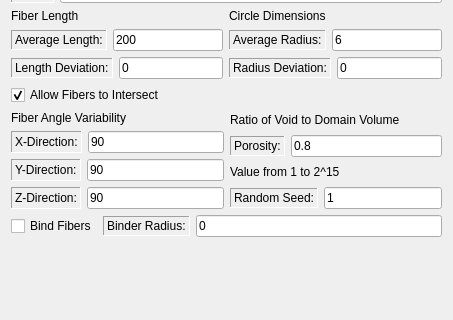
Old version of the form gui/src/Generate/randomfiberstraightcircle.ui in the repository nasa/puma; both pictures show x 0 to 453 and y 155 to 475 of the 453 by 639 pixel window.
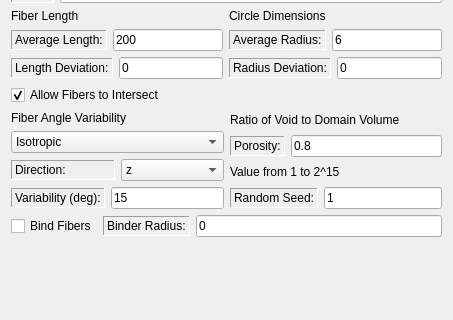
New version of the form.

Commit message: modified inputs to include isotropic, transverse isotropic, and 1d generation for the random fiber generator

Patch:
```diff
--- a/gui/src/Generate/randomfiberstraightcircle.ui
+++ b/gui/src/Generate/randomfiberstraightcircle.ui
@@ -377,7 +377,7 @@
     </widget>
    </item>
    <item>
-    <layout class="QHBoxLayout" name="horizontalLayout_14">
+    <layout class="QHBoxLayout" name="horizontalLayout_10">
      <item>
       <layout class="QVBoxLayout" name="verticalLayout_4">
        <item alignment="Qt::AlignBottom">
@@ -396,10 +396,35 @@
          </property>
         </widget>
        </item>
+       <item>
+        <widget class="QComboBox" name="angle_combo">
+         <item>
+          <property name="text">
+           <string>Isotropic</string>
+          </property>
+         </item>
+         <item>
+          <property name="text">
+           <string>Transverse Isotropic</string>
+          </property>
+         </item>
+         <item>
+          <property name="text">
+           <string>1D</string>
+          </property>
+         </item>
+        </widget>
+       </item>
        <item>
         <layout class="QHBoxLayout" name="horizontalLayout_8">
          <item>
-          <widget class="QLabel" name="xDirLabel">
+          <widget class="QLabel" name="direction_label">
+           <property name="maximumSize">
+            <size>
+             <width>16777215</width>
+             <height>20</height>
+            </size>
+           </property>
            <property name="styleSheet">
             <string notr="true">font: 10pt &quot;Serif&quot;;</string>
            </property>
@@ -410,18 +435,30 @@
             <enum>QFrame::Sunken</enum>
            </property>
            <property name="text">
-            <string>X-Direction:</string>
+            <string>Direction:</string>
            </property>
           </widget>
          </item>
          <item>
-          <widget class="QLineEdit" name="xAngleEdit">
-           <property name="styleSheet">
-            <string notr="true">font: 10pt &quot;Serif&quot;;</string>
+          <widget class="QComboBox" name="direction_combo">
+           <property name="currentIndex">
+            <number>2</number>
            </property>
-           <property name="text">
-            <string>90</string>
-           </property>
+           <item>
+            <property name="text">
+             <string>x</string>
+            </property>
+           </item>
+           <item>
+            <property name="text">
+             <string>y</string>
+            </property>
+           </item>
+           <item>
+            <property name="text">
+             <string>z</string>
+            </property>
+           </item>
           </widget>
          </item>
         </layout>
@@ -429,40 +466,16 @@
        <item>
         <layout class="QHBoxLayout" name="horizontalLayout_9">
          <item>
-          <widget class="QLabel" name="yDirLabel">
-           <property name="styleSheet">
-            <string notr="true">font: 10pt &quot;Serif&quot;;</string>
+          <widget class="QLabel" name="variability_label">
+           <property name="maximumSize">
+            <size>
+             <width>16777215</width>
+             <height>20</height>
+            </size>
            </property>
-           <property name="frameShape">
-            <enum>QFrame::Panel</enum>
-           </property>
-           <property name="frameShadow">
-            <enum>QFrame::Sunken</enum>
-           </property>
-           <property name="text">
-            <string>Y-Direction:</string>
-           </property>
-          </widget>
-         </item>
-         <item>
-          <widget class="QLineEdit" name="yAngleEdit">
            <property name="styleSheet">
             <string notr="true">font: 10pt &quot;Serif&quot;;</string>
            </property>
-           <property name="text">
-            <string>90</string>
-           </property>
-          </widget>
-         </item>
-        </layout>
-       </item>
-       <item>
-        <layout class="QHBoxLayout" name="horizontalLayout_10">
-         <item>
-          <widget class="QLabel" name="zDirLabel">
-           <property name="styleSheet">
-            <string notr="true">font: 10pt &quot;Serif&quot;;</string>
-           </property>
            <property name="frameShape">
             <enum>QFrame::Panel</enum>
            </property>
@@ -470,17 +483,17 @@
             <enum>QFrame::Sunken</enum>
            </property>
            <property name="text">
-            <string>Z-Direction:</string>
+            <string>Variability (deg):</string>
            </property>
           </widget>
          </item>
          <item>
-          <widget class="QLineEdit" name="zAngleEdit">
+          <widget class="QLineEdit" name="variability_edit">
            <property name="styleSheet">
             <string notr="true">font: 10pt &quot;Serif&quot;;</string>
            </property>
            <property name="text">
-            <string>90</string>
+            <string>15</string>
            </property>
           </widget>
          </item>
```
Left out of the diff: 5 changed lines with no effect on the pictures. The commit also changes 5 other files.
